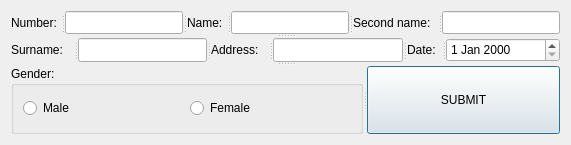
MrEninng/Phone_book, file changeinfobutton_window.ui: the form before one commit.
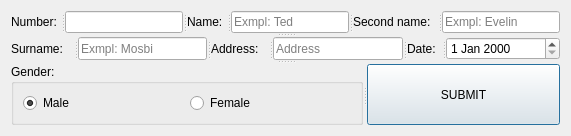
The form after the commit.

What changed in the file:
```diff
--- a/changeinfobutton_window.ui
+++ b/changeinfobutton_window.ui
@@ -7,7 +7,7 @@
     <x>0</x>
     <y>0</y>
     <width>571</width>
-    <height>145</height>
+    <height>118</height>
    </rect>
   </property>
   <property name="windowTitle">
@@ -32,19 +32,31 @@
          <string>Number:</string>
         </property>
        </widget>
-       <widget class="QLineEdit" name="numberLine"/>
+       <widget class="QLineEdit" name="numberLine">
+        <property name="placeholderText">
+         <string/>
+        </property>
+       </widget>
        <widget class="QLabel" name="label_2">
         <property name="text">
          <string>Name:</string>
         </property>
        </widget>
-       <widget class="QLineEdit" name="nameLine"/>
+       <widget class="QLineEdit" name="nameLine">
+        <property name="placeholderText">
+         <string>Exmpl: Ted</string>
+        </property>
+       </widget>
        <widget class="QLabel" name="label_3">
         <property name="text">
          <string>Second name:</string>
         </property>
        </widget>
-       <widget class="QLineEdit" name="secondNameLine"/>
+       <widget class="QLineEdit" name="secondNameLine">
+        <property name="placeholderText">
+         <string>Exmpl: Evelin</string>
+        </property>
+       </widget>
       </widget>
       <widget class="QSplitter" name="splitter_2">
        <property name="orientation">
@@ -55,13 +67,21 @@
          <string>Surname:</string>
         </property>
        </widget>
-       <widget class="QLineEdit" name="surnameline"/>
+       <widget class="QLineEdit" name="surnameLine">
+        <property name="placeholderText">
+         <string>Exmpl: Mosbi</string>
+        </property>
+       </widget>
        <widget class="QLabel" name="label_5">
         <property name="text">
          <string>Address:</string>
         </property>
        </widget>
-       <widget class="QLineEdit" name="addressLine"/>
+       <widget class="QLineEdit" name="addressLine">
+        <property name="placeholderText">
+         <string>Address</string>
+        </property>
+       </widget>
        <widget class="QLabel" name="label_6">
         <property name="text">
          <string>Date:</string>
@@ -84,6 +104,9 @@
           <property name="text">
            <string>Male</string>
           </property>
+          <property name="checked">
+           <bool>true</bool>
+          </property>
          </widget>
         </item>
         <item>
```
